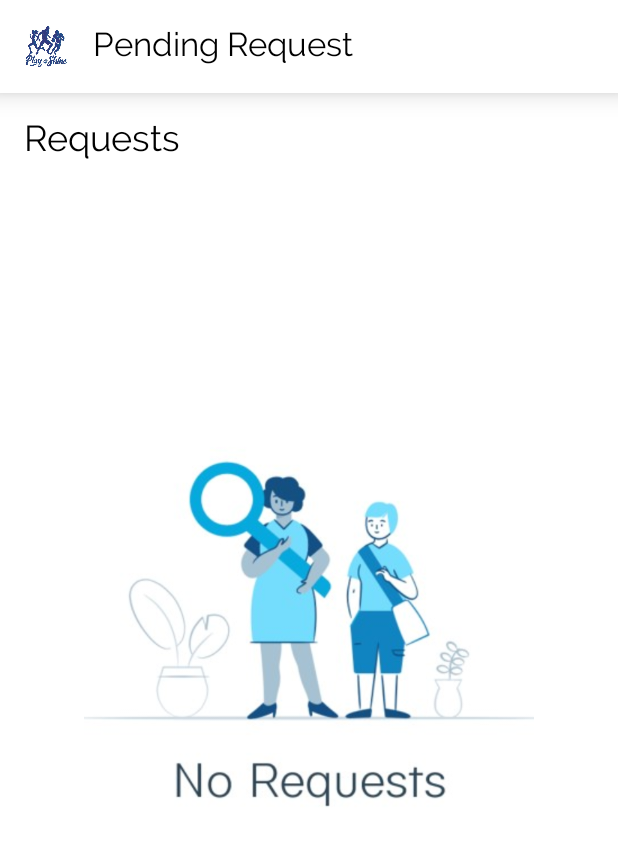
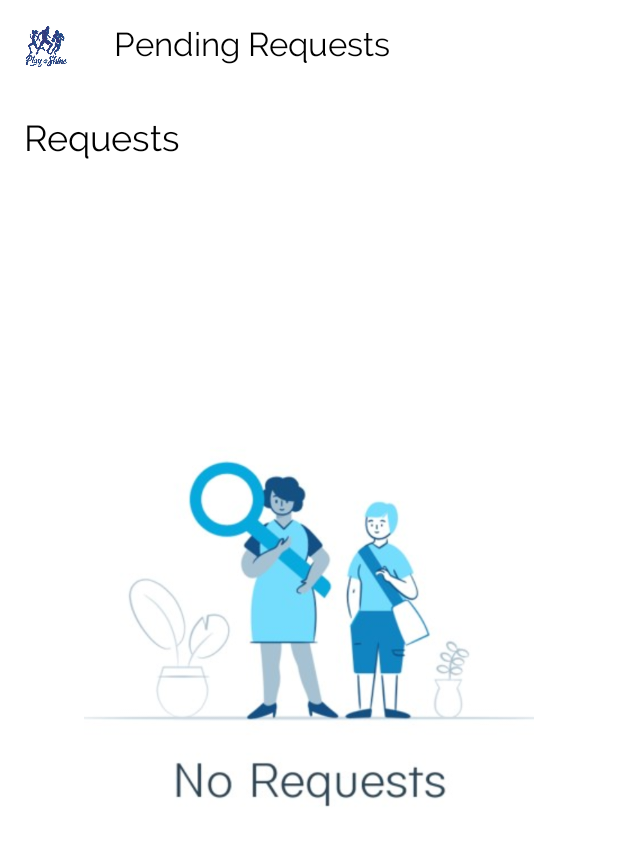
Before and after one commit to varundutia/PlayAndShine, an Android app: the Requests screen opened directly, with no data from a screen before it, on a phone screen of 412 x 824 dp. Shown: the top 846 px of the screen. Run offline under Robolectric (Android 15) with nearby library versions, the phone set to English and light mode, and no system bars; our stand-ins replace CircleImageView, Firebase (no records; nobody signed in at launch, a user with empty details on screens opened directly); libraries missing offline, so code that uses them is left out: io.paperdb; pictures from the network do not load; 1 statement that could not run was skipped.

Commit message:
Help button color and Headers
All headers maintained consistent and help button color made black

```diff
--- a/app/src/main/res/drawable/ic_help.xml
+++ b/app/src/main/res/drawable/ic_help.xml
@@ -1,4 +1,4 @@
-<vector android:height="24dp" android:tint="#1273EB"
+<vector android:height="24dp" android:tint="@color/black"
     android:viewportHeight="24" android:viewportWidth="24"
     android:width="24dp" xmlns:android="http://schemas.android.com/apk/res/android">
     <path android:fillColor="@android:color/white" android:pathData="M11,18h2v-2h-2v2zM12,2C6.48,2 2,6.48 2,12s4.48,10 10,10 10,-4.48 10,-10S17.52,2 12,2zM12,20c-4.41,0 -8,-3.59 -8,-8s3.59,-8 8,-8 8,3.59 8,8 -3.59,8 -8,8zM12,6c-2.21,0 -4,1.79 -4,4h2c0,-1.1 0.9,-2 2,-2s2,0.9 2,2c0,2 -3,1.75 -3,5h2c0,-2.25 3,-2.5 3,-5 0,-2.21 -1.79,-4 -4,-4z"/>
--- a/app/src/main/res/layout/activity_help.xml
+++ b/app/src/main/res/layout/activity_help.xml
@@ -12,8 +12,7 @@
         android:layout_height="wrap_content"
         android:id="@+id/appBar"
         android:padding="16dp"
-        android:background="#fff"
-        android:elevation="10dp">
+        android:background="#fff">
         <TextView
             android:layout_width="30dp"
             android:layout_height="30dp"
@@ -29,7 +28,7 @@
             android:textColor="#000"
             android:textSize="20dp"
             android:layout_centerVertical="true"
-            android:layout_marginLeft="16dp"
+            android:layout_marginLeft="@dimen/icon_width"
             android:layout_toRightOf="@+id/buttonBack"
             />
 
--- a/app/src/main/res/layout/activity_requests.xml
+++ b/app/src/main/res/layout/activity_requests.xml
@@ -12,8 +12,7 @@
         android:layout_height="wrap_content"
         android:id="@+id/appBar"
         android:padding="16dp"
-        android:background="#fff"
-        android:elevation="10dp">
+        android:background="#fff">
         <TextView
             android:id="@+id/buttonBack"
             android:layout_width="@dimen/icon_width"
@@ -27,11 +26,11 @@
             android:layout_width="wrap_content"
             android:layout_height="@dimen/icon_height"
             android:id="@+id/activityTitle"
-            android:text="Pending Request"
+            android:text="Pending Requests"
             android:textColor="#000"
             android:layout_centerVertical="true"
             android:textSize="22dp"
-            android:layout_marginLeft="16dp"
+            android:layout_marginLeft="@dimen/icon_width"
             android:layout_toLeftOf="@+id/buttonSendRequestIcon"
             android:layout_toRightOf="@+id/buttonBack"
             />
--- a/app/src/main/res/layout/activity_search.xml
+++ b/app/src/main/res/layout/activity_search.xml
@@ -11,7 +11,6 @@
         android:layout_width="match_parent"
         android:layout_height="66dp"
         android:background="#fff"
-        android:elevation="5dp"
         android:padding="16dp">
 
         <TextView
@@ -28,7 +27,7 @@
             android:layout_width="wrap_content"
             android:layout_height="@dimen/icon_height"
             android:layout_centerVertical="true"
-            android:layout_marginLeft="16dp"
+            android:layout_marginLeft="@dimen/icon_width"
             android:layout_toLeftOf="@+id/buttonSendRequestIcon"
             android:layout_toRightOf="@+id/buttonBack"
             android:text="Connect"
```
